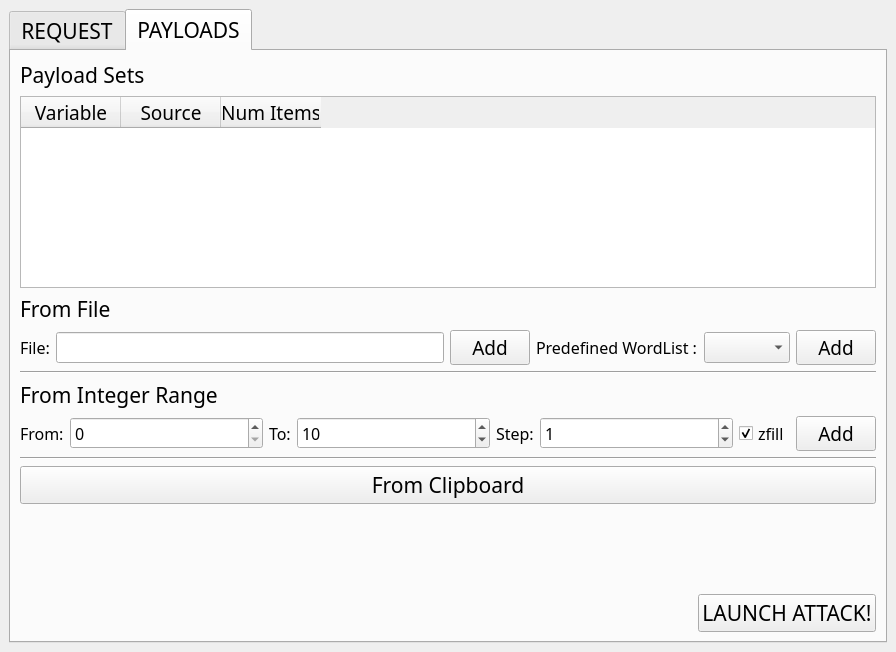
Old version of the form main.ui in the repository junron/fart-penetrator.
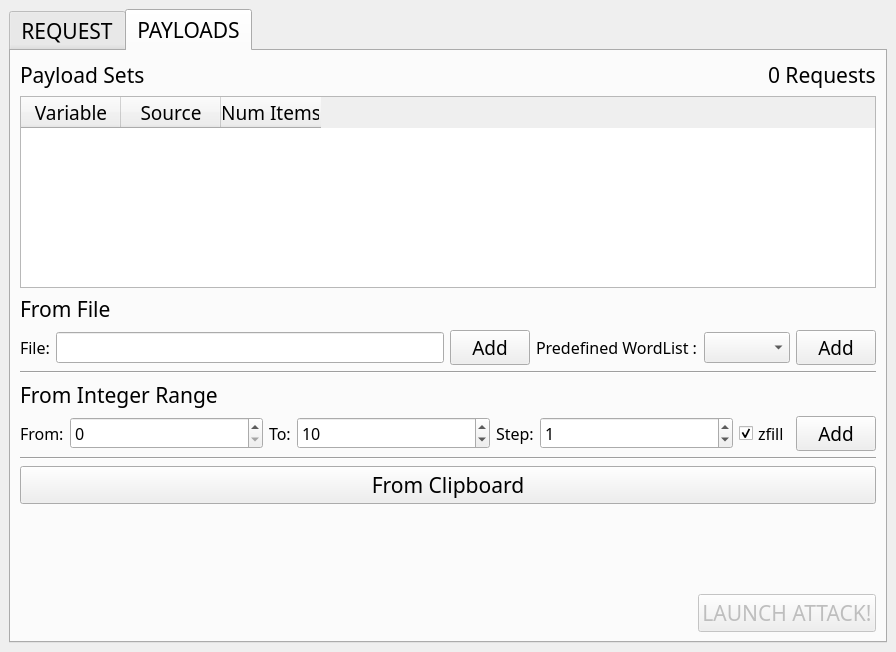
New version of the form.

Commit message: Show number of requests and warn if too many

```diff
--- a/main.ui
+++ b/main.ui
@@ -99,6 +99,8 @@
         <item row="0" column="0">
          <layout class="QVBoxLayout" name="verticalLayout_5">
           <item>
+           <layout class="QHBoxLayout" name="horizontalLayout_2">
+            <item>
            <widget class="QLabel" name="label_3">
             <property name="text">
              <string>Payload Sets</string>
@@ -106,6 +108,28 @@
            </widget>
           </item>
           <item>
+             <spacer name="horizontalSpacer_2">
+              <property name="orientation">
+               <enum>Qt::Horizontal</enum>
+              </property>
+              <property name="sizeHint" stdset="0">
+               <size>
+                <width>40</width>
+                <height>20</height>
+               </size>
+              </property>
+             </spacer>
+            </item>
+            <item>
+             <widget class="QLabel" name="num_requests_label">
+              <property name="text">
+               <string>0 Requests</string>
+              </property>
+             </widget>
+            </item>
+           </layout>
+          </item>
+          <item>
            <widget class="QTableWidget" name="payload_table_widget">
             <property name="sizePolicy">
              <sizepolicy hsizetype="Expanding" vsizetype="Minimum">
@@ -451,6 +475,9 @@
           </item>
           <item alignment="Qt::AlignBottom">
            <widget class="QPushButton" name="launch_attack_btn">
+            <property name="enabled">
+             <bool>false</bool>
+            </property>
             <property name="text">
              <string>LAUNCH ATTACK!</string>
             </property>
```
Lines whose indentation alone changed are shown as unchanged. The commit also changes 1 other file.
